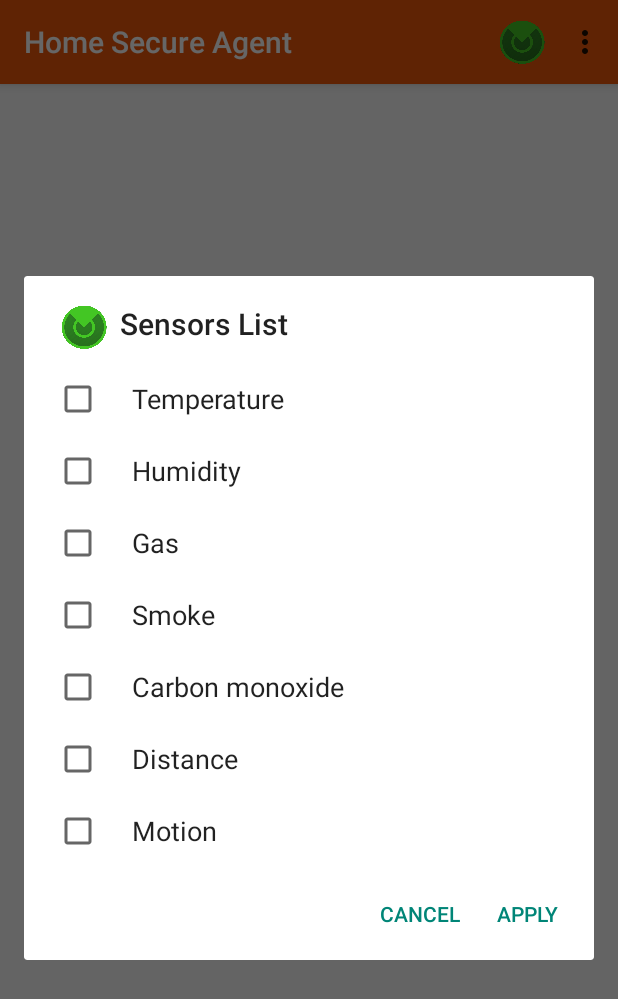
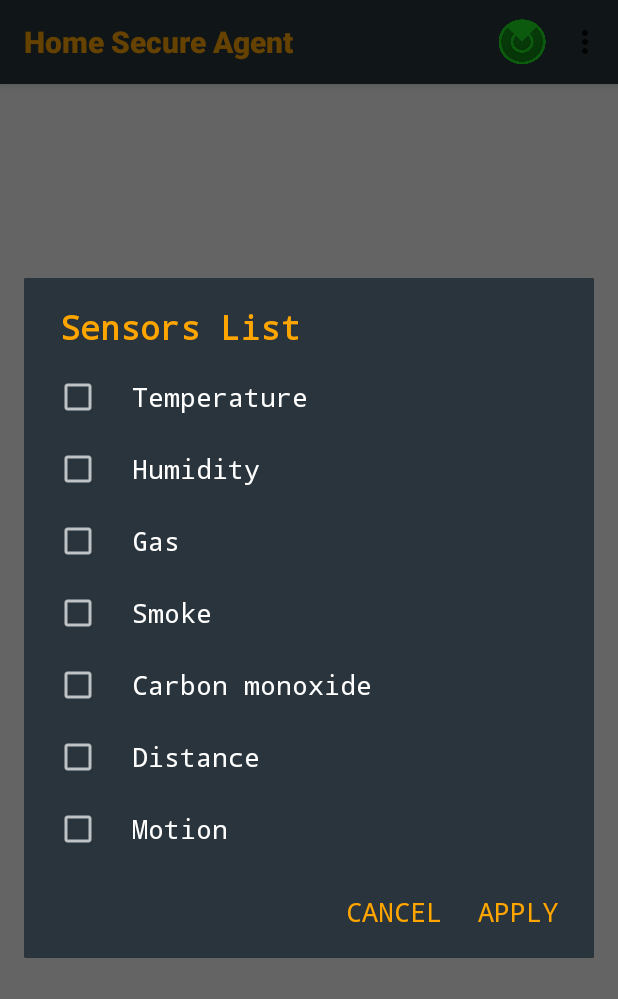
Before and after one commit to ForestNymph/Android_HomeSecureAgent, an Android app: the screen it shows after launch (SensorScreenActivity), after a tap on "Sensors", on a phone screen of 412 x 824 dp. Shown: the top 999 px of the screen. Run offline under Robolectric (Android 15) with nearby library versions, the phone set to English and light mode, and no system bars.

Commit message:
Add layout to MainScreen ActionBar and AlertDialog

```diff
--- a/app/src/main/java/pl/grudowska/pjwstk/homesecureagent/SensorDialog.java
+++ b/app/src/main/java/pl/grudowska/pjwstk/homesecureagent/SensorDialog.java
@@ -4,7 +4,9 @@ import android.app.Dialog;
 import android.content.DialogInterface;
 import android.os.Bundle;
 import android.support.v7.app.AlertDialog;
+import android.view.View;
 import android.widget.ArrayAdapter;
+import android.widget.ListView;
 
 import java.util.ArrayList;
 
@@ -26,7 +28,7 @@ public class SensorDialog extends android.support.v4.app.DialogFragment {
 
         // Use the Builder class for convenient dialog construction
         // 1. Instantiate an AlertDialog.Builder with its constructor
-        AlertDialog.Builder builder = new AlertDialog.Builder(getActivity());
+        AlertDialog.Builder builder = new AlertDialog.Builder(getActivity(), R.style.MyDialogTheme);
 
         // Get the layout inflater
         // LayoutInflater inflater = getActivity().getLayoutInflater();
@@ -64,15 +66,14 @@ public class SensorDialog extends android.support.v4.app.DialogFragment {
                 // Do nothing
             }
         });
-        builder.setIcon(R.drawable.test);
-
+        // builder.setIcon(R.drawable.icon_inside_app);
         // builder.setView(configureDialogView());
 
         // Create the AlertDialog object and return it
         return builder.create();
     }
 
-/*    private View configureDialogView() {
+    private View configureDialogView() {
         View view = getActivity().getLayoutInflater().inflate(R.layout.sensor_list_dialog, null);
 
         mSensorsList = getResources().getStringArray(R.array.sensors_list);
@@ -82,5 +83,5 @@ public class SensorDialog extends android.support.v4.app.DialogFragment {
         listView.setAdapter(mItemsAdapter);
 
         return view;
-    }*/
+    }
 }
--- a/app/src/main/res/layout/sensor_list_dialog.xml
+++ b/app/src/main/res/layout/sensor_list_dialog.xml
@@ -1,5 +1,6 @@
 <?xml version="1.0" encoding="utf-8"?>
 <LinearLayout xmlns:android="http://schemas.android.com/apk/res/android"
+    android:id="@+id/linear_layout"
     android:layout_width="wrap_content"
     android:layout_height="wrap_content"
     android:orientation="vertical">
--- a/app/src/main/res/values/styles.xml
+++ b/app/src/main/res/values/styles.xml
@@ -1,32 +1,62 @@
 <resources>
 
     <!--https://developer.android.com/intl/zh-CN/training/basics/actionbar/styling.html-->
+    <!--
+        https://chromium.googlesource.com/android_tools/+/master/sdk/extras/android/support/v7/appcompat/res/
+    -->
 
     <!-- Base application theme. -->
     <style name="CustomAppTheme" parent="Theme.AppCompat.Light">
         <item name="android:actionBarStyle">@style/MyActionBar</item>
-        <item name="android:icon">@drawable/test</item>
+        <item name="android:icon">@drawable/icon_green</item>
+        <item name="android:alertDialogStyle">@style/MyDialogTheme</item>
+        <item name="android:typeface">monospace</item>
 
         <!-- Support library compatibility -->
         <item name="actionBarStyle">@style/MyActionBar</item>
+        <item name="alertDialogStyle">@style/MyDialogTheme</item>
     </style>
 
     <!-- ActionBar styles -->
     <style name="MyActionBar" parent="@style/Widget.AppCompat.ActionBar">
         <item name="android:titleTextStyle">@style/MyActionBarTitleText</item>
-        <item name="android:background">@drawable/orange</item>
+        <item name="android:background">@drawable/grey</item>
 
         <!-- Support library compatibility -->
         <item name="titleTextStyle">@style/MyActionBarTitleText</item>
 
         <!-- Support library compatibility -->
-        <item name="background">@drawable/orange</item>
+        <item name="background">@drawable/grey</item>
     </style>
 
     <!-- ActionBar title text -->
     <style name="MyActionBarTitleText" parent="@style/TextAppearance.AppCompat.Widget.ActionBar.Title">
-        <item name="android:textColor">#ffffffff</item>
+        <item name="android:textColor">#FFA500</item>
+        <item name="android:textStyle">bold</item>
+
         <!-- The textColor property is backward compatible with the Support Library -->
     </style>
 
+    <style name="MyDialogTheme" parent="@style/Theme.AppCompat.Dialog.Alert">
+        <!-- Used for the buttons -->
+        <item name="colorAccent">#FFA500</item>
+        <!-- Used for the title and text -->
+        <item name="android:textColorPrimary">#FFFFFF</item>
+        <!-- Used for the background -->
+        <item name="android:background">#29343c</item>
+        <!-- Used for the list element only -->
+        <item name="textColorAlertDialogListItem">#FFFFFF</item>
+        <!--    <item name="android:textStyle">bold</item>-->
+        <item name="android:textSize">18dp</item>
+
+        <item name="android:windowTitleStyle">@style/MyTitleTextStyle</item>
+    </style>
+
+    <style name="MyTitleTextStyle">
+        <item name="android:textColor">#FFA500</item>
+        <item name="android:textAppearance">@style/TextAppearance.AppCompat.Title</item>
+        <item name="android:textSize">22dp</item>
+        <item name="android:textStyle">bold</item>
+    </style>
+
 </resources>
```
Also changed, not shown: app/src/main/res/drawable/grey.png (added), app/src/main/res/drawable/icon_green.png (added), app/src/main/res/drawable/icon_inside_app.png (added), app/src/main/res/drawable/orange.png, app/src/main/res/drawable/test.png (deleted).
